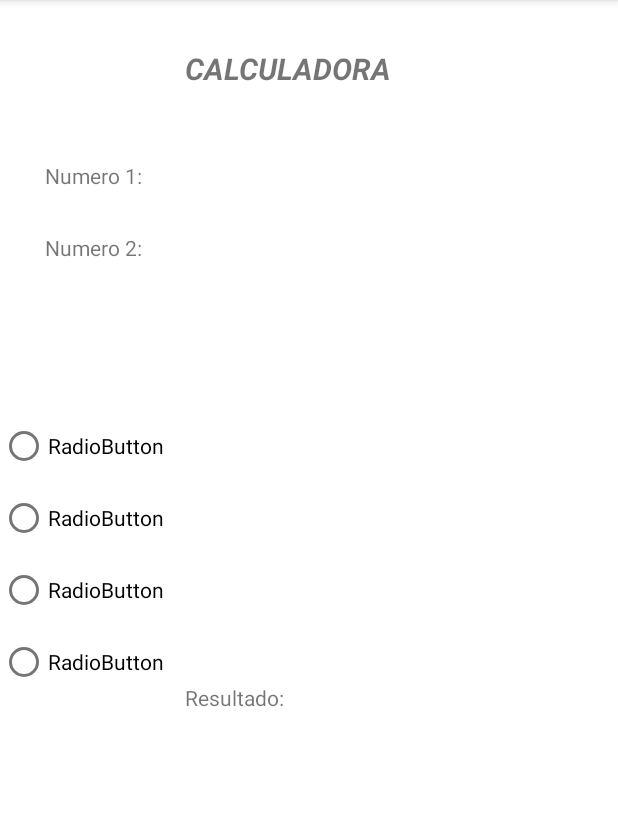
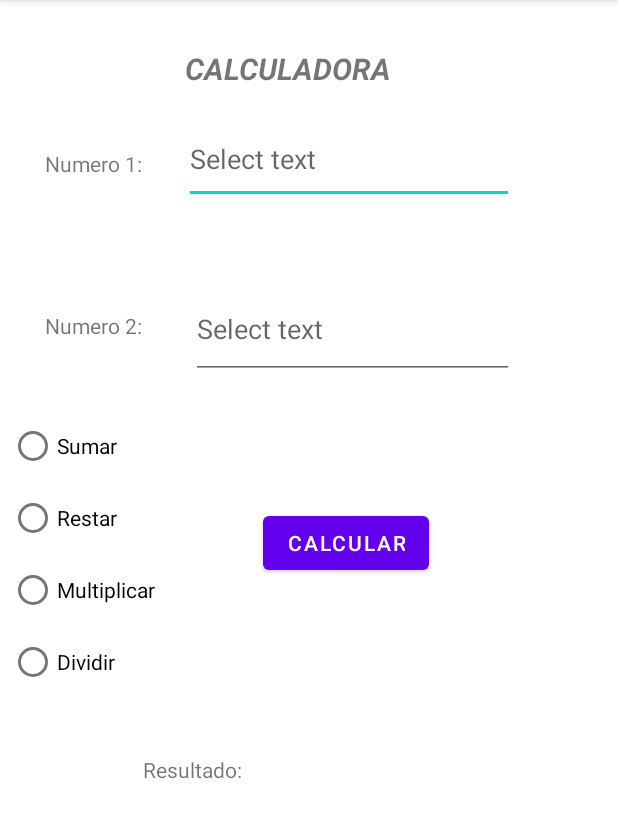
Before and after one commit to angelgomfoj/dam2c-mobile-programming, an Android app: the screen it shows after launch (MainActivity), on a phone screen of 412 x 824 dp, the part 84-922 px from its top. Run offline under Robolectric (Android 15) with nearby library versions, the phone set to English and light mode, and no system bars.

Commit message:
Simple calculator modification

```diff
--- a/SimpleCalculator/app/src/main/java/com/example/simplecalculator/MainActivity.java
+++ b/SimpleCalculator/app/src/main/java/com/example/simplecalculator/MainActivity.java
@@ -3,12 +3,49 @@ package com.example.simplecalculator;
 import androidx.appcompat.app.AppCompatActivity;
 
 import android.os.Bundle;
+import android.view.View;
+import android.widget.Button;
+import android.widget.EditText;
+import android.widget.RadioButton;
+import android.widget.RadioGroup;
+import android.widget.TextView;
 
 public class MainActivity extends AppCompatActivity {
+    EditText num1, num2;
+    Button button;
+    RadioGroup radioGroup;
+    RadioButton suma, resta, multiplicacion, division;
+    TextView result;
 
     @Override
     protected void onCreate(Bundle savedInstanceState) {
         super.onCreate(savedInstanceState);
         setContentView(R.layout.activity_main);
+        num1 = (EditText) findViewById(R.id.num1);
+        num2 = (EditText) findViewById(R.id.num2);
+        button = (Button) findViewById(R.id.button);
+        radioGroup = (RadioGroup) findViewById(R.id.radioGroup);
+        suma = (RadioButton) findViewById(R.id.suma);
+        resta = (RadioButton) findViewById(R.id.resta);
+        multiplicacion = (RadioButton) findViewById(R.id.multiplicacion);
+        division = (RadioButton) findViewById(R.id.division);
+        result = (TextView) findViewById(R.id.result);
+    }
+    public void onClick(View view) {
+        int valor1 = Integer.parseInt(num1.getText().toString());
+        int valor2 = Integer.parseInt(num2.getText().toString());
+        int resultadox;
+        if(suma.isSelected()){
+            resultadox = valor1+valor2;
+        }else if(resta.isSelected()){
+            resultadox = valor1 - valor2;
+        }else if(multiplicacion.isSelected()){
+            resultadox = valor1 * valor2;
+        }else if(division.isSelected()){
+            resultadox = valor1 / valor2;
+        }else{
+            resultadox = Integer.MIN_VALUE;
+        }
+        result.setText(resultadox);
     }
 }
--- a/SimpleCalculator/app/src/main/res/layout/activity_main.xml
+++ b/SimpleCalculator/app/src/main/res/layout/activity_main.xml
@@ -10,7 +10,7 @@
         android:id="@+id/tv"
         android:layout_width="wrap_content"
         android:layout_height="wrap_content"
-        android:layout_marginTop="36dp"
+        android:layout_marginTop="28dp"
         android:text="Numero 1:"
         app:layout_constraintEnd_toEndOf="parent"
         app:layout_constraintHorizontal_bias="0.086"
@@ -21,7 +21,7 @@
         android:id="@+id/tv2"
         android:layout_width="wrap_content"
         android:layout_height="wrap_content"
-        android:layout_marginTop="84dp"
+        android:layout_marginTop="136dp"
         android:text="Numero 2:"
         app:layout_constraintEnd_toEndOf="parent"
         app:layout_constraintHorizontal_bias="0.086"
@@ -32,10 +32,10 @@
         android:id="@+id/tv3"
         android:layout_width="wrap_content"
         android:layout_height="wrap_content"
-        android:layout_marginTop="384dp"
+        android:layout_marginTop="432dp"
         android:text="Resultado:"
         app:layout_constraintEnd_toEndOf="parent"
-        app:layout_constraintHorizontal_bias="0.356"
+        app:layout_constraintHorizontal_bias="0.275"
         app:layout_constraintStart_toStartOf="parent"
         app:layout_constraintTop_toBottomOf="@+id/textView2" />
 
@@ -53,6 +53,7 @@
         app:layout_constraintVertical_bias="0.044" />
 
     <RadioGroup
+        android:id="@+id/radioGroup"
         android:layout_width="wrap_content"
         android:layout_height="wrap_content"
         android:layout_marginTop="170dp"
@@ -64,28 +65,90 @@
         app:layout_constraintTop_toTopOf="parent">
 
         <RadioButton
-            android:id="@+id/radioButton3"
+            android:id="@+id/suma"
             android:layout_width="wrap_content"
             android:layout_height="wrap_content"
-            android:text="RadioButton" />
+            android:text="Sumar" />
 
         <RadioButton
-            android:id="@+id/radioButton2"
+            android:id="@+id/resta"
             android:layout_width="wrap_content"
             android:layout_height="wrap_content"
-            android:text="RadioButton" />
+            android:text="Restar" />
 
         <RadioButton
-            android:id="@+id/radioButton"
+            android:id="@+id/multiplicacion"
             android:layout_width="wrap_content"
             android:layout_height="wrap_content"
-            android:text="RadioButton" />
+            android:text="Multiplicar" />
 
         <RadioButton
-            android:id="@+id/radioButton4"
+            android:id="@+id/division"
             android:layout_width="wrap_content"
             android:layout_height="wrap_content"
-            android:text="RadioButton" />
+            android:text="Dividir" />
     </RadioGroup>
 
+    <Button
+        android:id="@+id/button"
+        android:layout_width="wrap_content"
+        android:layout_height="wrap_content"
+        android:layout_marginStart="72dp"
+        android:layout_marginTop="36dp"
+        android:layout_marginEnd="123dp"
+        android:layout_marginBottom="395dp"
+        android:onClick="onClick"
+        android:text="Calcular"
+        app:layout_constraintBottom_toBottomOf="parent"
+        app:layout_constraintEnd_toEndOf="parent"
+        app:layout_constraintHorizontal_bias="0.0"
+        app:layout_constraintStart_toEndOf="@+id/radioGroup"
+        app:layout_constraintTop_toBottomOf="@+id/num2" />
+
+    <EditText
+        android:id="@+id/num1"
+        android:layout_width="220dp"
+        android:layout_height="60dp"
+        android:layout_marginStart="28dp"
+        android:layout_marginTop="18dp"
+        android:layout_marginEnd="78dp"
+        android:layout_marginBottom="25dp"
+        android:ems="10"
+        android:hint="@android:string/selectTextMode"
+        android:inputType="number"
+        app:layout_constraintBottom_toTopOf="@+id/num2"
+        app:layout_constraintEnd_toEndOf="parent"
+        app:layout_constraintHorizontal_bias="0.0"
+        app:layout_constraintStart_toEndOf="@+id/tv"
+        app:layout_constraintTop_toBottomOf="@+id/textView2" />
+
+    <EditText
+        android:id="@+id/num2"
+        android:layout_width="215dp"
+        android:layout_height="66dp"
+        android:layout_marginStart="32dp"
+        android:layout_marginTop="25dp"
+        android:layout_marginEnd="69dp"
+        android:layout_marginBottom="49dp"
+        android:ems="10"
+        android:hint="@android:string/selectTextMode"
+        android:inputType="number"
+        app:layout_constraintBottom_toTopOf="@+id/button"
+        app:layout_constraintEnd_toEndOf="parent"
+        app:layout_constraintStart_toEndOf="@+id/tv2"
+        app:layout_constraintTop_toBottomOf="@+id/num1" />
+
+    <TextView
+        android:id="@+id/result"
+        android:layout_width="wrap_content"
+        android:layout_height="wrap_content"
+        android:layout_marginStart="36dp"
+        android:layout_marginTop="502dp"
+        android:layout_marginEnd="214dp"
+        android:layout_marginBottom="210dp"
+        app:layout_constraintBottom_toBottomOf="parent"
+        app:layout_constraintEnd_toEndOf="parent"
+        app:layout_constraintStart_toEndOf="@+id/tv3"
+        app:layout_constraintTop_toTopOf="parent" />
+
 </androidx.constraintlayout.widget.ConstraintLayout>
```
